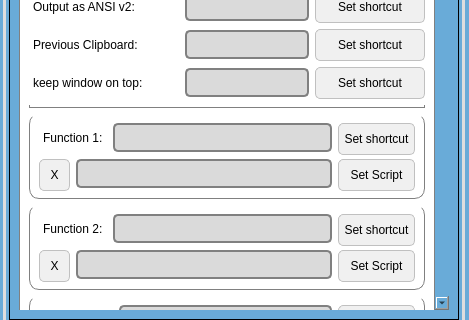
nabil-bot/Stable-Updates, file Uis/Options.ui: the form before one commit; both pictures show x 0 to 469 and y 319 to 639 of the 469 by 639 pixel window.
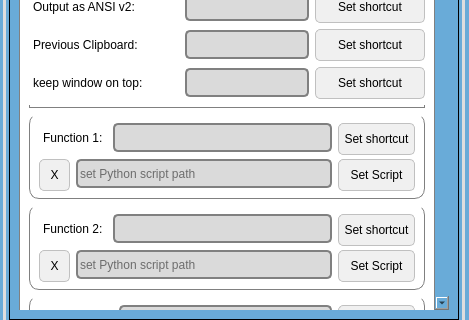
The form after the commit. The open tabs and pages were chosen to show the change. Icons and pictures are not drawn.

What changed in the file:
```diff
--- a/Uis/Options.ui
+++ b/Uis/Options.ui
@@ -2964,7 +2964,7 @@
            <property name="geometry">
             <rect>
              <x>0</x>
-             <y>0</y>
+             <y>-872</y>
              <width>413</width>
              <height>1461</height>
             </rect>
@@ -3109,6 +3109,9 @@
                     <property name="readOnly">
                      <bool>true</bool>
                     </property>
+                    <property name="placeholderText">
+                     <string>set Python script path</string>
+                    </property>
                    </widget>
                   </item>
                   <item row="1" column="3">
@@ -3174,6 +3177,9 @@
                     <property name="readOnly">
                      <bool>true</bool>
                     </property>
+                    <property name="placeholderText">
+                     <string>set Python script path</string>
+                    </property>
                    </widget>
                   </item>
                   <item row="1" column="3">
```
Left out of the diff: 32 changed lines with no effect on the pictures.
